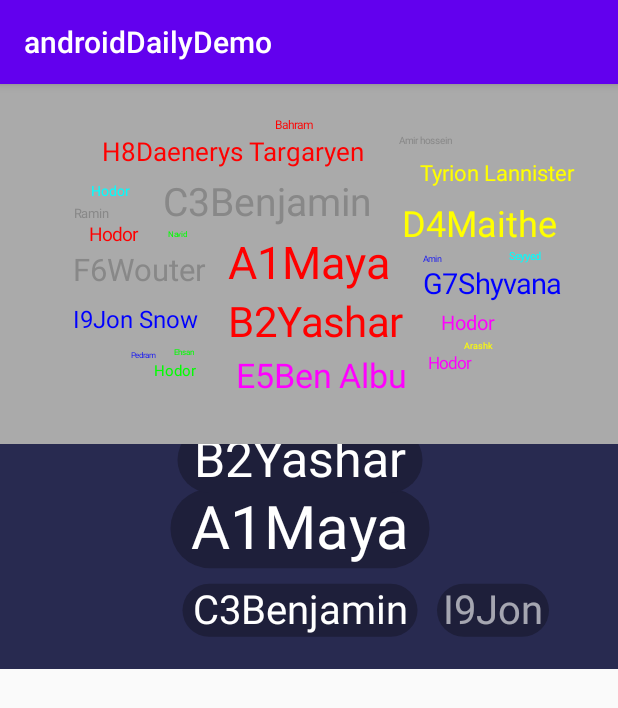
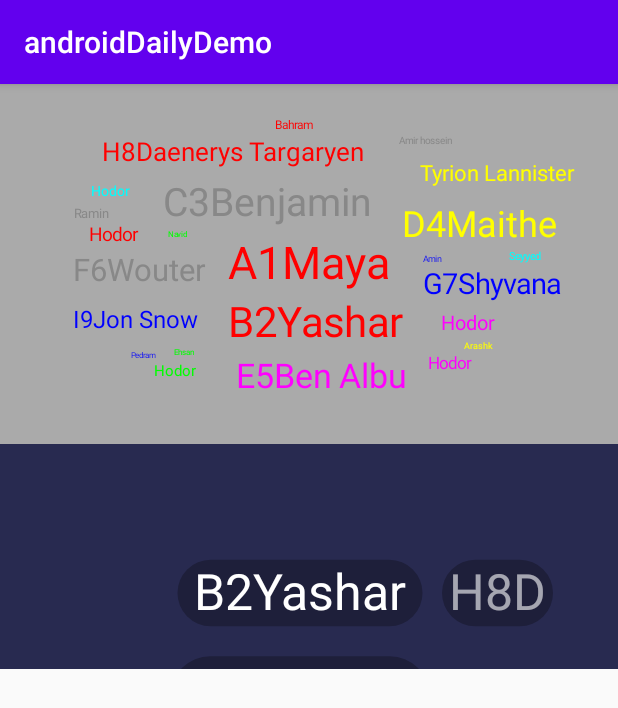
Before and after one commit to yxhuangCH/AndroidDemo, an Android app: the screen it shows after launch (WordCloudActivity), on a phone screen of 412 x 824 dp. Shown: the top 708 px of the screen. Run offline under Robolectric (Android 15) with nearby library versions, the phone set to English and light mode, and no system bars.

Commit message:
调整词云

```diff
--- a/androidDailyDemo/app/src/main/java/com/yxhuang/androiddailydemo/dywordcloud/DyWordCloudView.java
+++ b/androidDailyDemo/app/src/main/java/com/yxhuang/androiddailydemo/dywordcloud/DyWordCloudView.java
@@ -155,7 +155,7 @@
         int white33Color = Color.parseColor("#59FFFFFF");
 
         // 第三列
-        mGridItemList.add(new WordGridItem(mGridRect[1][2], whiteColor, 60, 20,1, 2)); // 中间
+        mGridItemList.add(new WordGridItem(mGridRect[1][2], whiteColor, 60, 20, 1, 2)); // 中间
         mGridItemList.add(new WordGridItem(mGridRect[0][2], whiteColor, 50, 16, 0, 2));
         mGridItemList.add(new WordGridItem(mGridRect[2][2], whiteColor, 40, 10, 2, 2));
 
@@ -233,22 +233,22 @@
                 return;
             }
 
-            float dy  = Math.abs(paint.ascent() + paint.descent()) / 2;
+            float dy = Math.abs(paint.ascent() + paint.descent()) / 2;
 
             // 绘制背景
             RectF bgRect = new RectF();
             bgRect.left = x - width / 2;
             bgRect.right = x + width / 2;
-            bgRect.top = y - dy - height / 2;
-            bgRect.bottom = y - dy  + height / 2;
+            bgRect.top = y - height / 2;
+            bgRect.bottom = y + height / 2;
 
             canvas.drawRoundRect(bgRect, 40, 40, bgPaint);
             canvas.save();
 
-            canvas.drawText(text, x, y, paint);
+            canvas.drawText(text, x, y + dy, paint);
             canvas.restore();
 
-            resetCurrentItemRect(gridItem, x, y);
+            resetCurrentItemRect(gridItem, x, y + dy);
         }
 
         // 是否超出水平
--- a/androidDailyDemo/app/src/main/java/com/yxhuang/androiddailydemo/wordcloud/WordCloudActivity.java
+++ b/androidDailyDemo/app/src/main/java/com/yxhuang/androiddailydemo/wordcloud/WordCloudActivity.java
@@ -20,9 +20,9 @@
     private String[] WORDS = {
             "A1Maya", "B2Yashar", "C3Benjamin",
             "D4Maithe Tyrion", "E5Ben", "F6Wouter",
-            "G7Shyvana", "H8Daenery", "I9Jon",
+            "G7Shyvana", "H8D", "I9Jon",
             "J10TyrionJoin TESTD", "K11Hodor", "L12Hodor",
-            "M12Hodor", "N13Hodor", "R14Hodor"};
+            "M12Hodor", "N13r", "R14Hodor"};
 
     @Override
     protected void onCreate(Bundle savedInstanceState) {
```
